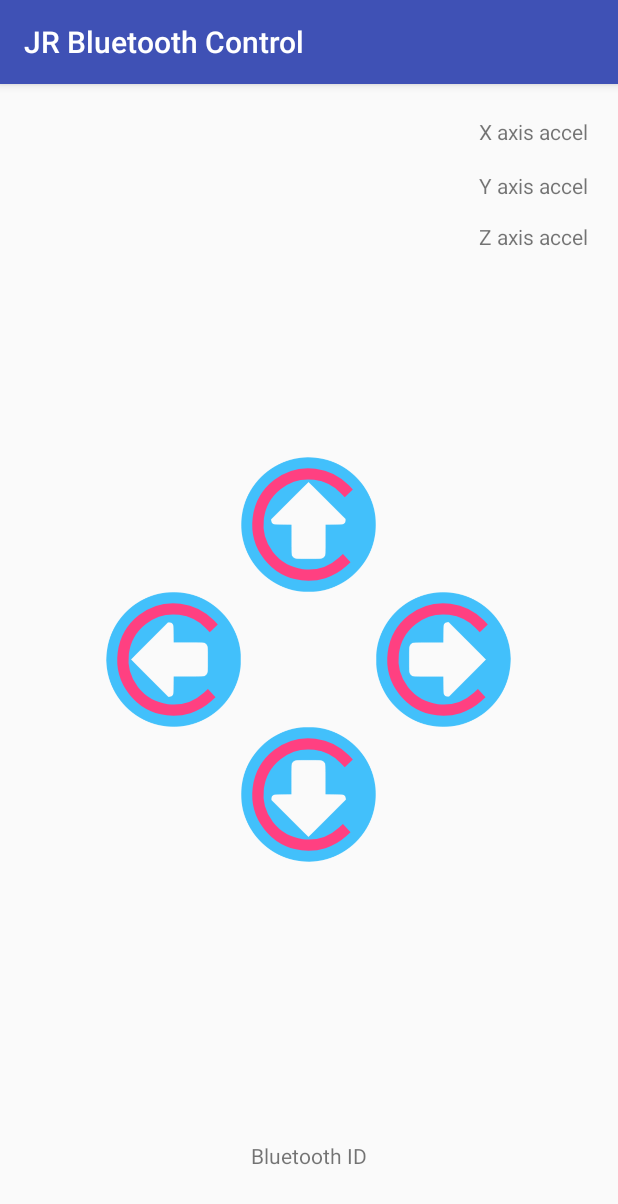
After one commit to JustRobotics/JR-Bluetooth-Control, an Android app: the AccelerometerControl screen opened directly, with no data from a screen before it, on a phone screen of 412 x 824 dp. The commit adds this screen. Shown: the top 1204 px of the screen. Run offline under Robolectric (Android 15) with nearby library versions, the phone set to English and light mode, and no system bars.

Commit message:
Acceleromter features added (not working yet). Changed minimum API level to 17.

```diff
--- a/app/build.gradle
+++ b/app/build.gradle
@@ -4,7 +4,7 @@ android {
     compileSdkVersion 27
     defaultConfig {
         applicationId "in.justrobotics.jrbluetoothcontrol"
-        minSdkVersion 16
+        minSdkVersion 17
         targetSdkVersion 27
         versionCode 1
         versionName "1.0"
@@ -16,10 +16,12 @@ android {
             proguardFiles getDefaultProguardFile('proguard-android.txt'), 'proguard-rules.pro'
         }
     }
+    productFlavors {
+    }
 }
 
 dependencies {
-    implementation fileTree(dir: 'libs', include: ['*.jar'])
+    implementation fileTree(include: ['*.jar'], dir: 'libs')
     implementation 'com.android.support:appcompat-v7:27.1.1'
     implementation 'com.android.support.constraint:constraint-layout:1.1.0'
     testImplementation 'junit:junit:4.12'
--- a/app/src/main/AndroidManifest.xml
+++ b/app/src/main/AndroidManifest.xml
@@ -1,6 +1,7 @@
 <?xml version="1.0" encoding="utf-8"?>
 <manifest xmlns:android="http://schemas.android.com/apk/res/android"
     package="in.justrobotics.jrbluetoothcontrol">
+
     <uses-permission android:name="android.permission.BLUETOOTH" />
     <uses-permission android:name="android.permission.BLUETOOTH_ADMIN" />
     <uses-permission android:name="android.permission.ACCESS_COARSE_LOCATION" />
@@ -25,6 +26,7 @@
                 <category android:name="android.intent.category.LAUNCHER" />
             </intent-filter>
         </activity>
+        <activity android:name=".AccelerometerControl"></activity>
     </application>
 
 </manifest>
--- /dev/null
+++ b/app/src/main/java/in/justrobotics/jrbluetoothcontrol/AccelerometerControl.java
@@ -0,0 +1,60 @@
+package in.justrobotics.jrbluetoothcontrol;
+
+import android.support.v7.app.AppCompatActivity;
+import android.os.Bundle;
+
+import android.hardware.Sensor;
+import android.hardware.SensorManager;
+import android.hardware.SensorEvent;
+import android.hardware.SensorEventListener;
+import android.widget.ProgressBar;
+import android.widget.TextView;
+
+
+public class AccelerometerControl extends AppCompatActivity implements SensorEventListener {
+
+    private TextView xText, yText, zText;
+    private Sensor mySensor;
+    private SensorManager SM;
+    private ProgressBar fd,bk,rt,lt;
+
+    @Override
+    protected void onCreate(Bundle savedInstanceState) {
+        super.onCreate(savedInstanceState);
+        setContentView(R.layout.activity_accelerometer_control);
+        SM = (SensorManager)getSystemService(SENSOR_SERVICE);
+        mySensor = SM.getDefaultSensor(Sensor.TYPE_ACCELEROMETER);
+        SM.registerListener(this, mySensor, SensorManager.SENSOR_DELAY_NORMAL);
+        xText = (TextView)findViewById(R.id.textView1);
+        yText = (TextView)findViewById(R.id.textView2);
+        zText = (TextView)findViewById(R.id.textView3);
+        fd = (ProgressBar) findViewById(R.id.up_magnitude);
+        bk = (ProgressBar) findViewById(R.id.down_magnitude);
+        rt = (ProgressBar) findViewById(R.id.right_magnitude);
+        lt = (ProgressBar) findViewById(R.id.left_magnitude);
+
+
+    }
+
+    @Override
+    public void onSensorChanged(SensorEvent event) {
+        fd.setIndeterminate(false);
+        xText.setText("X: " + event.values[0]);
+        yText.setText("Y: " + event.values[1]);
+        zText.setText("Z: " + event.values[2]);
+        float x=event.values[0]*16.67f;
+        float y=event.values[1]*16.67f;
+        float z=event.values[2]*16.67f;
+        int percentX = (int) x;
+        int percentY = (int) y;
+        fd.setProgress(percentX);
+        rt.setProgress(percentY);
+
+    }
+
+    @Override
+    public void onAccuracyChanged(Sensor sensor, int accuracy) {
+
+    }
+
+}
--- a/app/src/main/java/in/justrobotics/jrbluetoothcontrol/ControllerActivity.java
+++ b/app/src/main/java/in/justrobotics/jrbluetoothcontrol/ControllerActivity.java
@@ -30,6 +30,7 @@ import android.content.Intent;
 import android.content.IntentFilter;
 import android.util.Log;
 import android.view.Menu;
+import android.widget.TextView;
 import android.widget.Toast;
 public class ControllerActivity extends AppCompatActivity {
 
@@ -40,6 +41,7 @@ public class ControllerActivity extends AppCompatActivity {
         setContentView(R.layout.activity_controller);
 
         BluetoothAdapter mBluetoothAdapter = BluetoothAdapter.getDefaultAdapter();
+        Set<BluetoothDevice> pairedDevices = mBluetoothAdapter.getBondedDevices();
         if (mBluetoothAdapter == null) {
         // Device does not support Bluetooth
         }
@@ -49,19 +51,30 @@ public class ControllerActivity extends AppCompatActivity {
             startActivityForResult(enableBtIntent, 1);
         }
 
-        Set<BluetoothDevice> pairedDevices = mBluetoothAdapter.getBondedDevices();
         if (pairedDevices.size() > 0) {
             for (BluetoothDevice device : pairedDevices) {
                 BluetoothDevice mDevice = device;
+                String macAddress = mDevice.getAddress();
+                TextView BluetoothID =  (TextView) findViewById(R.id.BTID);
+                BluetoothID.setText(device.getAddress());
+
             }
         }
+
+ /*       BluetoothAdapter mBluetoothAdapter = BluetoothAdapter.getDefaultAdapter();
+        Set<BluetoothDevice> pairedDevices = mBluetoothAdapter.getBondedDevices();
+        for (BluetoothDevice device: pairedDevices) {
+            TextView BluetoothID =  (TextView) findViewById(R.id.BTID);
+
+        }
+        */
 
 
         ImageView Up = (ImageView) findViewById(R.id.up);
         Up.setOnClickListener(new View.OnClickListener() {
             @Override
             public void onClick(View v) {
-                //what to do when up is clicked
+                //what to do when up iss clicked
             }
         });
         ImageView Left = (ImageView) findViewById(R.id.left);
--- a/app/src/main/java/in/justrobotics/jrbluetoothcontrol/MainActivity.java
+++ b/app/src/main/java/in/justrobotics/jrbluetoothcontrol/MainActivity.java
@@ -20,5 +20,13 @@ public class MainActivity extends AppCompatActivity {
                 startActivity(startController);
             }
         });
+        Button openAccelController = (Button) findViewById(R.id.open_accel_controller);
+        openAccelController.setOnClickListener(new View.OnClickListener() {
+            @Override
+            public void onClick(View v) {
+                Intent startControllerA = new Intent(MainActivity.this,AccelerometerControl.class);
+                startActivity(startControllerA);
+            }
+        });
     }
 }
--- /dev/null
+++ b/app/src/main/res/layout/activity_accelerometer_control.xml
@@ -0,0 +1,119 @@
+<RelativeLayout xmlns:android="http://schemas.android.com/apk/res/android"
+    xmlns:app="http://schemas.android.com/apk/res-auto"
+    xmlns:tools="http://schemas.android.com/tools"
+    android:layout_width="match_parent"
+    android:layout_height="match_parent"
+    tools:context=".ControllerActivity">
+
+    <ImageView
+        android:id="@+id/up"
+        android:layout_width="90dp"
+        android:layout_height="90dp"
+        android:layout_above="@+id/left"
+        android:layout_centerHorizontal="true"
+        app:srcCompat="@drawable/up" />
+
+    <ImageView
+        android:id="@+id/left"
+        android:layout_width="90dp"
+        android:layout_height="90dp"
+        android:layout_centerVertical="true"
+        android:layout_toLeftOf="@+id/up"
+        android:layout_toStartOf="@+id/up"
+        app:srcCompat="@drawable/left" />
+
+    <ImageView
+        android:id="@+id/down"
+        android:layout_width="90dp"
+        android:layout_height="90dp"
+        android:layout_below="@+id/left"
+        android:layout_centerHorizontal="true"
+        app:srcCompat="@drawable/down" />
+
+    <ImageView
+        android:id="@+id/right"
+        android:layout_width="90dp"
+        android:layout_height="90dp"
+        android:layout_centerVertical="true"
+        android:layout_toEndOf="@+id/up"
+        android:layout_toRightOf="@+id/up"
+        app:srcCompat="@drawable/right" />
+
+    <TextView
+        android:id="@+id/BTID"
+        android:layout_width="wrap_content"
+        android:layout_height="wrap_content"
+        android:layout_alignParentBottom="true"
+        android:layout_centerHorizontal="true"
+        android:layout_marginBottom="44dp"
+        android:text="Bluetooth ID" />
+
+    <ProgressBar
+        android:id="@+id/right_magnitude"
+        style="?android:attr/progressBarStyle"
+        android:layout_width="90dp"
+        android:layout_height="90dp"
+        android:layout_centerVertical="true"
+        android:layout_toEndOf="@+id/up"
+        android:layout_toRightOf="@+id/up"
+        android:indeterminate="false"/>
+
+    <ProgressBar
+        android:id="@+id/left_magnitude"
+        style="?android:attr/progressBarStyle"
+        android:layout_width="90dp"
+        android:layout_height="90dp"
+        android:layout_centerVertical="true"
+        android:layout_toLeftOf="@+id/up"
+        android:layout_toStartOf="@+id/up"
+        android:indeterminate="false"/>
+
+    <ProgressBar
+        android:id="@+id/up_magnitude"
+        android:layout_width="90dp"
+        android:layout_height="90dp"
+        android:layout_centerVertical="true"
+        android:layout_above="@+id/left"
+        android:layout_centerHorizontal="true"
+        android:indeterminate="false"
+        />
+
+    <ProgressBar
+        android:id="@+id/down_magnitude"
+        style="?android:attr/progressBarStyle"
+        android:layout_width="90dp"
+        android:layout_height="90dp"
+        android:layout_below="@+id/left"
+        android:layout_centerHorizontal="true"
+        android:indeterminate="false"/>
+
+    <TextView
+        android:id="@+id/textView1"
+        android:layout_width="wrap_content"
+        android:layout_height="wrap_content"
+        android:layout_alignParentEnd="true"
+        android:layout_alignParentTop="true"
+        android:layout_marginEnd="20dp"
+        android:layout_marginTop="22dp"
+        android:text="X axis accel" />
+
+    <TextView
+        android:id="@+id/textView2"
+        android:layout_width="wrap_content"
+        android:layout_height="wrap_content"
+        android:layout_alignParentTop="true"
+        android:layout_alignStart="@+id/textView1"
+        android:layout_marginTop="58dp"
+        android:text="Y axis accel" />
+
+    <TextView
+        android:id="@+id/textView3"
+        android:layout_width="wrap_content"
+        android:layout_height="wrap_content"
+        android:layout_alignParentTop="true"
+        android:layout_alignStart="@+id/textView2"
+        android:layout_marginTop="92dp"
+        android:text="Z axis accel" />
+
+
+</RelativeLayout>
--- a/app/src/main/res/layout/activity_controller.xml
+++ b/app/src/main/res/layout/activity_controller.xml
@@ -52,4 +52,13 @@
         android:focusable="true"
         app:srcCompat="@drawable/right" />
 
+    <TextView
+        android:id="@+id/BTID"
+        android:layout_width="wrap_content"
+        android:layout_height="wrap_content"
+        android:layout_alignParentBottom="true"
+        android:layout_centerHorizontal="true"
+        android:layout_marginBottom="44dp"
+        android:text="Blutooth ID" />
+
 </RelativeLayout>
--- a/app/src/main/res/layout/activity_main.xml
+++ b/app/src/main/res/layout/activity_main.xml
@@ -25,4 +25,18 @@
         app:layout_constraintStart_toStartOf="parent"
         app:layout_constraintTop_toTopOf="parent"
         app:layout_constraintVertical_bias="0.823" />
+
+    <Button
+        android:id="@+id/open_accel_controller"
+        android:layout_width="254dp"
+        android:layout_height="72dp"
+        android:layout_marginBottom="8dp"
+        android:layout_marginEnd="8dp"
+        android:layout_marginLeft="8dp"
+        android:layout_marginRight="8dp"
+        android:layout_marginStart="8dp"
+        android:text="Open Accelerometer Controller"
+        app:layout_constraintBottom_toTopOf="@+id/open_controller"
+        app:layout_constraintEnd_toEndOf="parent"
+        app:layout_constraintStart_toStartOf="parent" />
 </android.support.constraint.ConstraintLayout>
```
